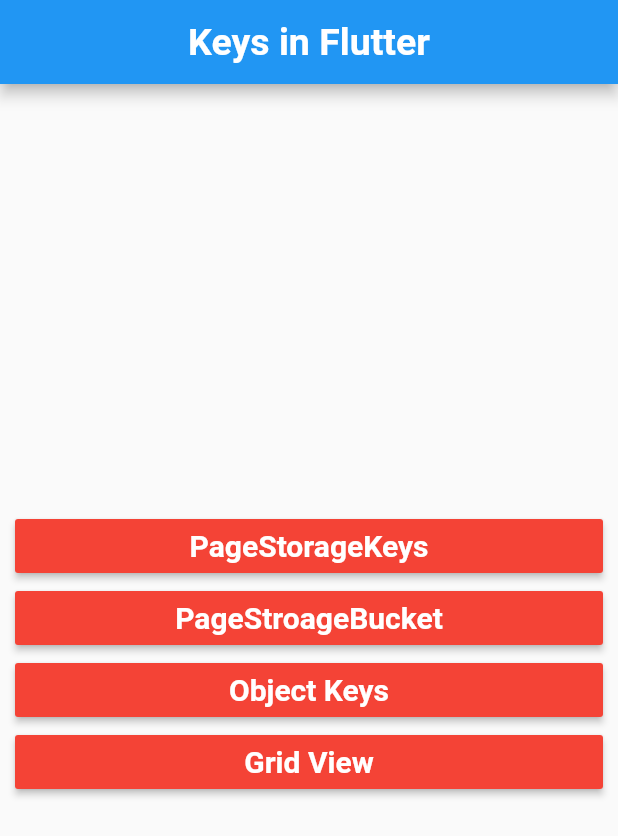
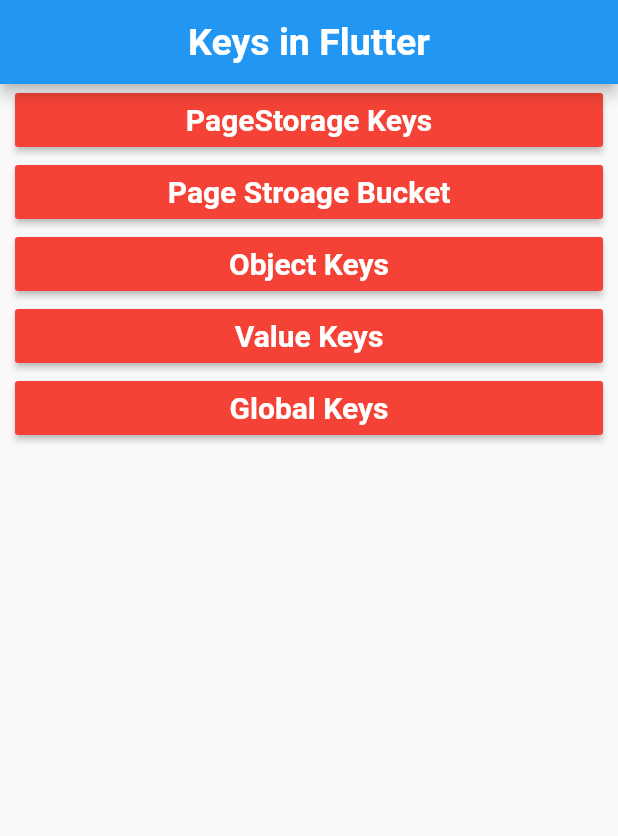
Before and after one commit to taylanyildiz/Flutter-Key-Example, a Flutter app: the screen it shows after launch, on a phone screen of 412 x 824 dp. Shown: the top 836 px of the screen. Run offline on Flutter 3.47's test engine with Material 2 defaults, Android fonts, the phone set to English and light mode, and no system bars.

Commit message:
value keys added

```diff
--- a/lib/screens/home_screen.dart
+++ b/lib/screens/home_screen.dart
@@ -10,16 +10,18 @@
   }) : super(key: key);
 
   final tile = <String>[
-    "PageStorageKeys",
-    "PageStroageBucket",
+    "PageStorage Keys",
+    "Page Stroage Bucket",
     "Object Keys",
-    "Grid View",
+    "Value Keys",
+    "Global Keys"
   ];
 
   final _screens = <Widget>[
     PageStorageKeysScreen(title: 'PageStorageKeys'),
     PageStorageBucketScreen(title: 'PageStorageBucket'),
     ObjectKeysScreen(title: 'Object Keys'),
+    ValueKeysScreen(title: 'Value Keys'),
     Scaffold(),
   ];
 
@@ -51,22 +53,11 @@
           ),
           centerTitle: true,
         ),
-        body: Center(
-          child: Column(
-            mainAxisAlignment: MainAxisAlignment.center,
-            children: [
-              Container(
-                height: 200.0,
-                child: ListView.builder(
-                  physics: NeverScrollableScrollPhysics(),
-                  padding: const EdgeInsets.symmetric(horizontal: 10.0),
-                  itemCount: tile.length,
-                  itemBuilder: (context, index) =>
-                      _displayButtonWidget(context, index),
-                ),
-              ),
-            ],
-          ),
+        body: ListView.builder(
+          physics: NeverScrollableScrollPhysics(),
+          padding: const EdgeInsets.symmetric(horizontal: 10.0),
+          itemCount: tile.length,
+          itemBuilder: (context, index) => _displayButtonWidget(context, index),
         ),
       );
 }
--- a/lib/screens/screens.dart
+++ b/lib/screens/screens.dart
@@ -2,3 +2,4 @@
 export 'page_stroage_keys.dart';
 export 'page_storage_bucket.dart';
 export 'object_keys_screen.dart';
+export 'value_keys_screen.dart';
```
Also changed, not shown: lib/screens/value_keys_screen.dart (added, +72 -0 lines), lib/utils.dart (added, +19 -0 lines).
